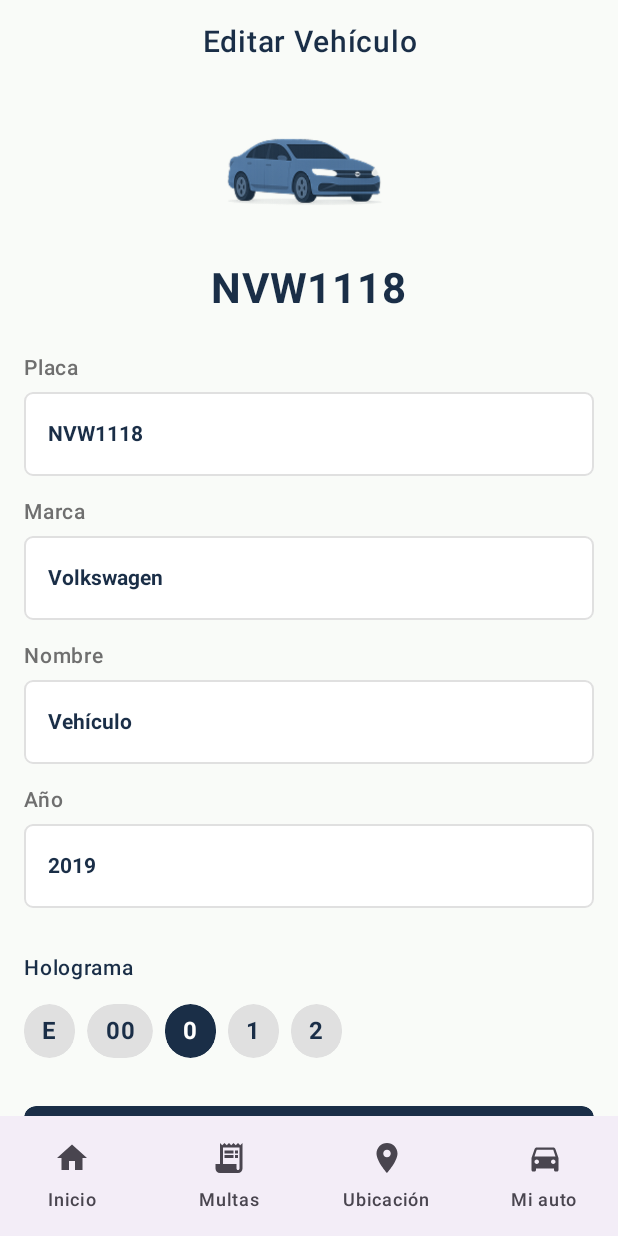
After one commit to JimenaAce/AppMovilSIIVMEX, an Android app built with Jetpack Compose: the EditarVehiculoScreen screen opened through its navigation route, on a phone screen of 412 x 824 dp. The commit adds this screen. Run offline under Robolectric (Android 15) with nearby library versions, the phone set to English and light mode, and no system bars.

Commit message:
Pantalla Editar Vehículo
Creamos la pantalla de Editar vehículo, de momento no se modifican los datos pero se deja la maqueta, igualmente es FRONT solamente.

```diff
--- a/app/build.gradle.kts
+++ b/app/build.gradle.kts
@@ -52,6 +52,9 @@ dependencies {
     implementation(libs.androidx.navigation.compose.android)
     implementation(libs.androidx.navigation.runtime.android)
     implementation("androidx.compose.material:material-icons-extended")
+    implementation(libs.androidx.foundation.android)
+    implementation(libs.androidx.foundation.android)
+    implementation(libs.androidx.foundation.android)
     testImplementation(libs.junit)
     androidTestImplementation(libs.androidx.junit)
     androidTestImplementation(libs.androidx.espresso.core)
--- a/app/src/main/java/com/example/appmovilsiivmex/navigation/NavegacionAuto.kt
+++ b/app/src/main/java/com/example/appmovilsiivmex/navigation/NavegacionAuto.kt
@@ -5,10 +5,11 @@ import androidx.compose.runtime.Composable
 import androidx.navigation.NavHostController
 import androidx.navigation.compose.NavHost
 import androidx.navigation.compose.composable
+import com.example.appmovilsiivmex.ui.screens.EditarVehiculoScreen
 import com.example.appmovilsiivmex.ui.screens.HoyNoCirculaScreen
-import com.example.appmovilsiivmex.ui.screens.PantallaPlaceholder
 import com.example.appmovilsiivmex.ui.screens.InicioScreen
 import com.example.appmovilsiivmex.ui.screens.MiAutoScreen
+import com.example.appmovilsiivmex.ui.screens.PantallaPlaceholder
 
 @Composable
 fun NavegacionAuto(
@@ -19,10 +20,30 @@ import com.example.appmovilsiivmex.ui.screens.MiAutoScreen
         navController = controladorNavegacion,
         startDestination = "hoy_no_circula"
     ) {
-            composable("hoy_no_circula") { HoyNoCirculaScreen() }
         composable("inicio") { InicioScreen() }
         composable("multas") { PantallaPlaceholder("Multas") }
         composable("ubicacion") { PantallaPlaceholder("Ubicación") }
-            composable("mi_auto") { MiAutoScreen() }
+
+        composable("mi_auto") {
+            MiAutoScreen(navController = controladorNavegacion)
+        }
+
+        // nueva ruta de edición
+        composable("editar_vehiculo") {
+            EditarVehiculoScreen(
+                navController = controladorNavegacion,
+                placaInicial = "NVW1118",
+                marcaInicial = "Volkswagen",
+                nombreInicial = "Vehículo",
+                anioInicial = "2019",
+                hologramaInicial = "0",
+                onSave = { nuevaPlaca, nuevaMarca, nuevoNombre, nuevoAnio, nuevoHolo ->
+                    // Aquí es donde se guardaría en BD...
+                    // Por ahora solo estamos simulando guardado...
+                }
+            )
+        }
+
+        composable("hoy_no_circula") { HoyNoCirculaScreen() }
     }
 }
--- /dev/null
+++ b/app/src/main/java/com/example/appmovilsiivmex/ui/screens/EditarVehiculoScreen.kt
@@ -0,0 +1,338 @@
+package com.example.appmovilsiivmex.ui.screens
+
+import androidx.compose.foundation.Image
+import androidx.compose.foundation.background
+import androidx.compose.foundation.clickable
+import androidx.compose.foundation.layout.*
+import androidx.compose.foundation.rememberScrollState
+import androidx.compose.foundation.shape.RoundedCornerShape
+import androidx.compose.foundation.verticalScroll
+import androidx.compose.material.icons.Icons
+import androidx.compose.material.icons.filled.ArrowBack
+import androidx.compose.material3.Icon
+import androidx.compose.material3.IconButton
+import androidx.compose.material3.OutlinedTextField
+import androidx.compose.material3.Scaffold
+import androidx.compose.material3.Surface
+import androidx.compose.material3.Text
+import androidx.compose.material3.TextFieldDefaults
+import androidx.compose.runtime.*
+import androidx.compose.ui.Alignment
+import androidx.compose.ui.Modifier
+import androidx.compose.ui.draw.clip
+import androidx.compose.ui.graphics.Color
+import androidx.compose.ui.layout.ContentScale
+import androidx.compose.ui.res.painterResource
+import androidx.compose.ui.text.font.FontWeight
+import androidx.compose.ui.text.style.TextAlign
+import androidx.compose.foundation.text.KeyboardOptions
+import androidx.compose.ui.text.input.KeyboardType
+import androidx.compose.ui.unit.dp
+import androidx.compose.ui.unit.sp
+import androidx.navigation.NavController
+import com.example.appmovilsiivmex.R
+import com.example.appmovilsiivmex.ui.theme.ColorAzulOscuro
+import com.example.appmovilsiivmex.ui.theme.ColorChipInactivo
+
+@Composable
+fun EditarVehiculoScreen(
+    navController: NavController,
+    placaInicial: String,
+    marcaInicial: String,
+    nombreInicial: String,
+    anioInicial: String,
+    hologramaInicial: String,
+    onSave: (placa: String, marca: String, nombre: String, anio: String, holograma: String) -> Unit
+) {
+    val fondoApp = Color(0xFFF9FBF8)
+
+    // Estado editable local
+    var placa by remember { mutableStateOf(placaInicial) }
+    var marca by remember { mutableStateOf(marcaInicial) }
+    var nombre by remember { mutableStateOf(nombreInicial) }
+    var anio by remember { mutableStateOf(anioInicial) }
+    var holograma by remember { mutableStateOf(hologramaInicial) } // "E", "00", "0", "1", "2"
+
+    Scaffold(
+        containerColor = fondoApp,
+        topBar = {
+            // Barra superior sin flecha, título centrado
+            Box(
+                modifier = Modifier
+                    .fillMaxWidth()
+                    .background(fondoApp)
+                    .statusBarsPadding()
+                    .padding(vertical = 16.dp),
+                contentAlignment = Alignment.Center
+            ) {
+                Text(
+                    text = "Editar Vehículo",
+                    color = ColorAzulOscuro,
+                    fontSize = 20.sp,
+                    fontWeight = FontWeight.SemiBold,
+                    textAlign = TextAlign.Center
+                )
+            }
+        }
+    ) { innerPadding ->
+
+        // Contenido scrolleable.
+        Column(
+            modifier = Modifier
+                .fillMaxSize()
+                .background(fondoApp)
+                .verticalScroll(rememberScrollState())
+                .padding(
+                    start = 16.dp,
+                    end = 16.dp,
+                    top = innerPadding.calculateTopPadding() + 8.dp,
+                    bottom = innerPadding.calculateBottomPadding() + 120.dp // colchón extra grande abajo
+                )
+        ) {
+
+            // ───────── Imagen + placa grande ─────────
+            Column(
+                modifier = Modifier
+                    .fillMaxWidth(),
+                horizontalAlignment = Alignment.CenterHorizontally
+            ) {
+                Image(
+                    painter = painterResource(id = R.drawable.carrito),
+                    contentDescription = "Auto del usuario",
+                    modifier = Modifier
+                        .width(220.dp)
+                        .height(100.dp)
+                        .clip(RoundedCornerShape(12.dp)),
+                    contentScale = ContentScale.Fit
+                )
+
+                Spacer(modifier = Modifier.height(12.dp))
+
+                Text(
+                    text = placa,
+                    color = ColorAzulOscuro,
+                    fontSize = 28.sp,
+                    fontWeight = FontWeight.Bold
+                )
+            }
+
+            Spacer(modifier = Modifier.height(24.dp))
+
+            // ───────── Campos editables ─────────
+            CampoEditable(
+                label = "Placa",
+                valor = placa,
+                onValorChange = { placa = it },
+                keyboardType = KeyboardType.Ascii
+            )
+
+            CampoEditable(
+                label = "Marca",
+                valor = marca,
+                onValorChange = { marca = it },
+                keyboardType = KeyboardType.Text
+            )
+
+            CampoEditable(
+                label = "Nombre",
+                valor = nombre,
+                onValorChange = { nombre = it },
+                keyboardType = KeyboardType.Text
+            )
+
+            CampoEditable(
+                label = "Año",
+                valor = anio,
+                onValorChange = { nuevo ->
+                    if (nuevo.all { it.isDigit() } && nuevo.length <= 4) {
+                        anio = nuevo
+                    }
+                },
+                keyboardType = KeyboardType.Number
+            )
+
+            Spacer(modifier = Modifier.height(16.dp))
+
+            // ───────── Holograma seleccionable ─────────
+            Text(
+                text = "Holograma",
+                fontSize = 14.sp,
+                fontWeight = FontWeight.SemiBold,
+                color = ColorAzulOscuro
+            )
+            Spacer(modifier = Modifier.height(12.dp))
+
+            Row(
+                horizontalArrangement = Arrangement.spacedBy(8.dp),
+                verticalAlignment = Alignment.CenterVertically,
+                modifier = Modifier.fillMaxWidth()
+            ) {
+                listOf("E", "00", "0", "1", "2").forEach { opcion ->
+                    HoloChipSelectable(
+                        texto = opcion,
+                        activo = (opcion == holograma),
+                        onClick = { holograma = opcion }
+                    )
+                }
+            }
+
+            Spacer(modifier = Modifier.height(32.dp))
+
+            // ───────── Botón "Eliminar vehículo" ─────────
+            BotonAccionLleno(
+                texto = "Eliminar vehículo",
+                fondo = ColorAzulOscuro,
+                textoColor = Color.White,
+                onClick = {
+                    // Por ahora solo regresamos a la pantalla anterior.
+                    navController.popBackStack()
+                }
+            )
+
+            Spacer(modifier = Modifier.height(32.dp))
+
+            // ───────── Botones Guardar / Cancelar ─────────
+            Row(
+                modifier = Modifier.fillMaxWidth(),
+                horizontalArrangement = Arrangement.spacedBy(16.dp),
+                verticalAlignment = Alignment.CenterVertically
+            ) {
+                // Guardar
+                Box(
+                    modifier = Modifier.weight(1f)
+                ) {
+                    BotonAccionLleno(
+                        texto = "Guardar",
+                        fondo = ColorAzulOscuro,
+                        textoColor = Color.White,
+                        onClick = {
+                            onSave(placa, marca, nombre, anio, holograma)
+                            navController.popBackStack()
+                        }
+                    )
+                }
+
+                // Cancelar
+                Box(
+                    modifier = Modifier.weight(1f)
+                ) {
+                    BotonAccionLleno(
+                        texto = "Cancelar",
+                        fondo = Color(0xFFE0E0E0),
+                        textoColor = ColorAzulOscuro,
+                        onClick = {
+                            navController.popBackStack()
+                        }
+                    )
+                }
+            }
+        }
+    }
+}
+
+// ---------- Subcomposables ----------
+
+@Composable
+private fun CampoEditable(
+    label: String,
+    valor: String,
+    onValorChange: (String) -> Unit,
+    keyboardType: KeyboardType
+) {
+    Column(modifier = Modifier.fillMaxWidth()) {
+
+        Text(
+            text = label,
+            fontSize = 14.sp,
+            fontWeight = FontWeight.SemiBold,
+            color = Color(0xFF6F6F6F)
+        )
+
+        Spacer(modifier = Modifier.height(4.dp))
+
+        OutlinedTextField(
+            value = valor,
+            onValueChange = onValorChange,
+            modifier = Modifier
+                .fillMaxWidth(),
+            shape = RoundedCornerShape(6.dp),
+            singleLine = true,
+            textStyle = androidx.compose.ui.text.TextStyle(
+                color = ColorAzulOscuro,
+                fontSize = 14.sp,
+                fontWeight = FontWeight.Bold
+            ),
+            keyboardOptions = KeyboardOptions(
+                keyboardType = keyboardType
+            ),
+            colors = TextFieldDefaults.colors(
+                focusedIndicatorColor = Color(0xFFE0E0E0),
+                unfocusedIndicatorColor = Color(0xFFE0E0E0),
+                disabledIndicatorColor = Color(0xFFE0E0E0),
+                focusedContainerColor = Color.White,
+                unfocusedContainerColor = Color.White,
+                cursorColor = ColorAzulOscuro
+            )
+        )
+
+        Spacer(modifier = Modifier.height(12.dp))
+    }
+}
+
+@Composable
+private fun HoloChipSelectable(
+    texto: String,
+    activo: Boolean,
+    onClick: () -> Unit
+) {
+    val bg = if (activo) ColorAzulOscuro else ColorChipInactivo
+    val fg = if (activo) Color.White else ColorAzulOscuro
+
+    Surface(
+        color = bg,
+        shape = RoundedCornerShape(50),
+        modifier = Modifier
+            .clip(RoundedCornerShape(50))
+            .clickable { onClick() }
+    ) {
+        Text(
+            text = texto,
+            color = fg,
+            fontSize = 16.sp,
+            fontWeight = FontWeight.Bold,
+            modifier = Modifier.padding(horizontal = 12.dp, vertical = 6.dp),
+            textAlign = TextAlign.Center
+        )
+    }
+}
+
+@Composable
+private fun BotonAccionLleno(
+    texto: String,
+    fondo: Color,
+    textoColor: Color,
+    onClick: () -> Unit
+) {
+    Surface(
+        color = fondo,
+        shape = RoundedCornerShape(8.dp),
+        modifier = Modifier
+            .fillMaxWidth()
+            .clip(RoundedCornerShape(8.dp))
+            .clickable { onClick() }
+    ) {
+        Box(
+            modifier = Modifier
+                .fillMaxWidth()
+                .padding(vertical = 12.dp),
+            contentAlignment = Alignment.Center
+        ) {
+            Text(
+                text = texto,
+                color = textoColor,
+                fontSize = 16.sp,
+                fontWeight = FontWeight.Bold
+            )
+        }
+    }
+}
--- a/app/src/main/java/com/example/appmovilsiivmex/ui/screens/MiAutoScreen.kt
+++ b/app/src/main/java/com/example/appmovilsiivmex/ui/screens/MiAutoScreen.kt
@@ -2,7 +2,6 @@ package com.example.appmovilsiivmex.ui.screens
 
 import androidx.compose.foundation.Image
 import androidx.compose.foundation.background
-import androidx.compose.foundation.border
 import androidx.compose.foundation.layout.*
 import androidx.compose.foundation.rememberScrollState
 import androidx.compose.foundation.shape.CircleShape
@@ -28,6 +27,7 @@ import androidx.compose.ui.text.font.FontWeight
 import androidx.compose.ui.text.style.TextAlign
 import androidx.compose.ui.unit.dp
 import androidx.compose.ui.unit.sp
+import androidx.navigation.NavController
 import com.example.appmovilsiivmex.R
 import com.example.appmovilsiivmex.ui.theme.ColorAzulOscuro
 import com.example.appmovilsiivmex.ui.theme.ColorChipInactivo
@@ -35,8 +35,9 @@ import com.example.appmovilsiivmex.ui.theme.ColorGrisTexto
 import com.example.appmovilsiivmex.ui.theme.ColorRosa
 
 @Composable
-fun MiAutoScreen() {
-
+fun MiAutoScreen(
+    navController: NavController
+) {
     val fondoApp = Color(0xFFFFFFFF)
 
     Column(
@@ -149,7 +150,10 @@ fun MiAutoScreen() {
                 )
                 Spacer(modifier = Modifier.width(8.dp))
                 IconButton(
-                    onClick = { /* TODO editar nombre/alias del auto */ },
+                    onClick = {
+                        // Navegar a la pantalla de edición
+                        navController.navigate("editar_vehiculo")
+                    },
                     modifier = Modifier.size(20.dp)
                 ) {
                     Icon(
--- a/gradle/libs.versions.toml
+++ b/gradle/libs.versions.toml
@@ -10,6 +10,7 @@ activityCompose = "1.9.3"
 composeBom = "2024.04.01"
 navigationComposeAndroid = "2.9.5"
 navigationRuntimeAndroid = "2.9.5"
+foundationAndroid = "1.7.2"
 
 [libraries]
 androidx-core-ktx = { group = "androidx.core", name = "core-ktx", version.ref = "coreKtx" }
@@ -28,6 +29,7 @@ androidx-ui-test-junit4 = { group = "androidx.compose.ui", name = "ui-test-junit
 androidx-material3 = { group = "androidx.compose.material3", name = "material3" }
 androidx-navigation-compose-android = { group = "androidx.navigation", name = "navigation-compose-android", version.ref = "navigationComposeAndroid" }
 androidx-navigation-runtime-android = { group = "androidx.navigation", name = "navigation-runtime-android", version.ref = "navigationRuntimeAndroid" }
+androidx-foundation-android = { group = "androidx.compose.foundation", name = "foundation-android", version.ref = "foundationAndroid" }
 
 [plugins]
 android-application = { id = "com.android.application", version.ref = "agp" }
```
Lines whose indentation alone changed are shown as unchanged.
